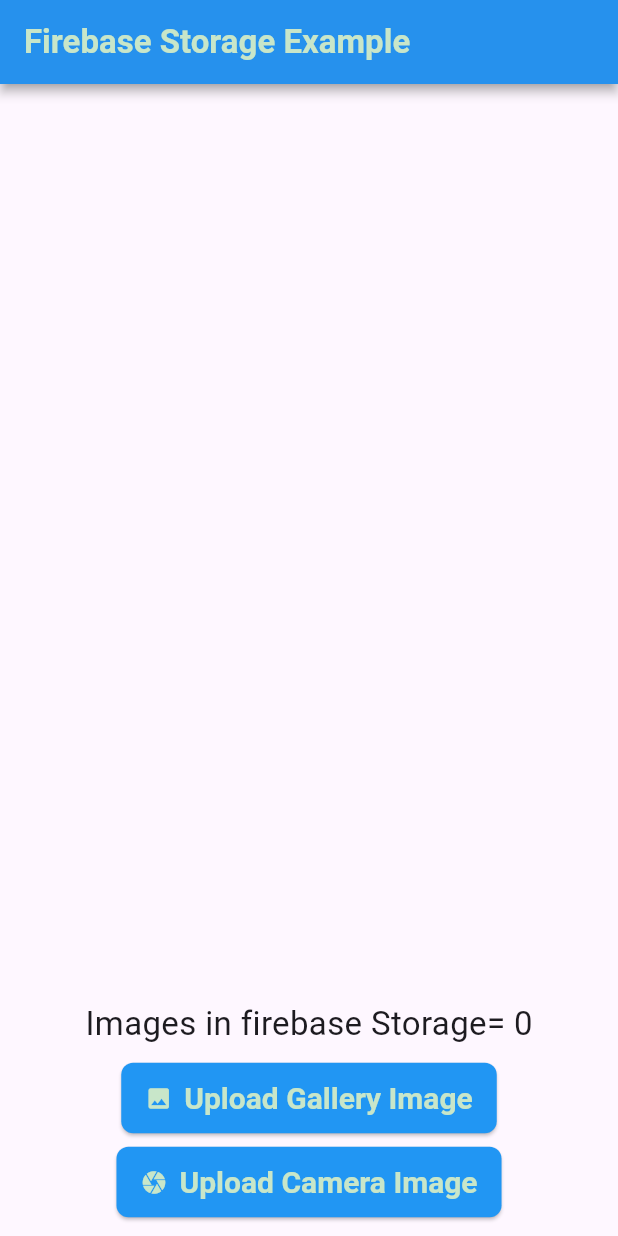
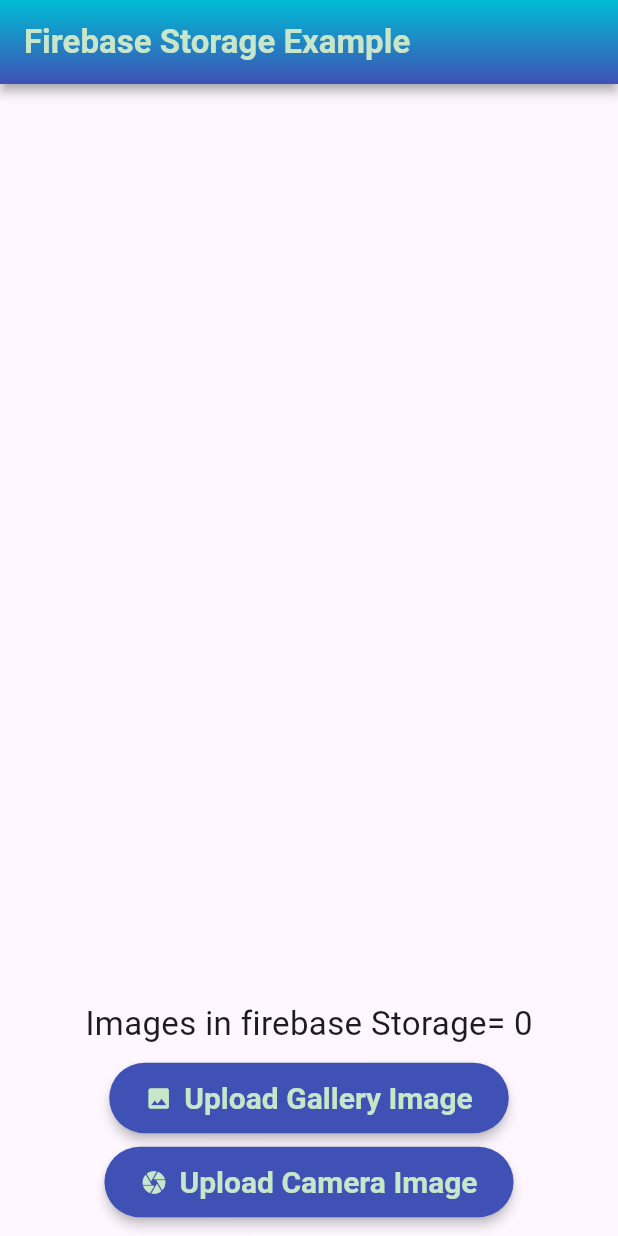
Before and after one commit to anup30/app2_fire_storage, a Flutter app: the screen it shows after launch, on a phone screen of 412 x 824 dp. Run offline on Flutter 3.47's test engine with Material 3 defaults, Android fonts, the phone set to English and light mode, and no system bars; our stand-ins replace firebase_core, firebase_storage, image_picker; accounts and stored records are empty.

Commit message:
commit 1.3

```diff
--- a/lib/main.dart
+++ b/lib/main.dart
@@ -24,14 +24,20 @@
     return MaterialApp(
       home: const UploadScreen(),
       theme: ThemeData(
+        appBarTheme: const AppBarTheme(
+          backgroundColor: Colors.blue,
+          elevation: 3,
+          shadowColor: Colors.grey,
+        ),
         elevatedButtonTheme: ElevatedButtonThemeData(
           style: ElevatedButton.styleFrom(
-            shape: RoundedRectangleBorder(borderRadius: BorderRadius.circular(8),),
-            //shape: const CircleBorder(),
-            backgroundColor: Colors.blue[500],
+            shape: RoundedRectangleBorder(borderRadius: BorderRadius.circular(24),),
+            backgroundColor: Colors.indigo[500],
             foregroundColor: Colors.green[100],
-            padding: const EdgeInsets.symmetric(horizontal: 16, vertical: 12),
+            padding: const EdgeInsets.symmetric(horizontal: 24, vertical: 12),
             textStyle: const TextStyle(fontSize: 20,fontWeight: FontWeight.bold),
+            elevation: 3,
+            //shadowColor: Colors.green,
           ),
         ),
       ),
--- a/lib/upload_screen.dart
+++ b/lib/upload_screen.dart
@@ -33,15 +33,22 @@
   Widget build(BuildContext context) {
     return Scaffold(
       appBar: AppBar(
-        title: Text('Firebase Storage Example',style: TextStyle(
-          fontSize: 22,
-          fontWeight: FontWeight.bold,
-          color: Colors.green[100],
+        title: Text('Firebase Storage Example',
+          style: TextStyle(
+            fontSize: 22,
+            fontWeight: FontWeight.bold,
+            color: Colors.green[100],
+          ),
         ),
+        flexibleSpace: Container(
+          decoration: const BoxDecoration(
+            gradient: LinearGradient(
+              begin: Alignment.topCenter,
+              end: Alignment.bottomCenter,
+              colors: [Colors.cyan, Colors.indigo],
+            ),
+          ),
         ),
-        backgroundColor: Colors.blue,
-        elevation: 3,
-        shadowColor: Colors.grey,
       ),
       body: Column(
         mainAxisAlignment: MainAxisAlignment.start,
```
